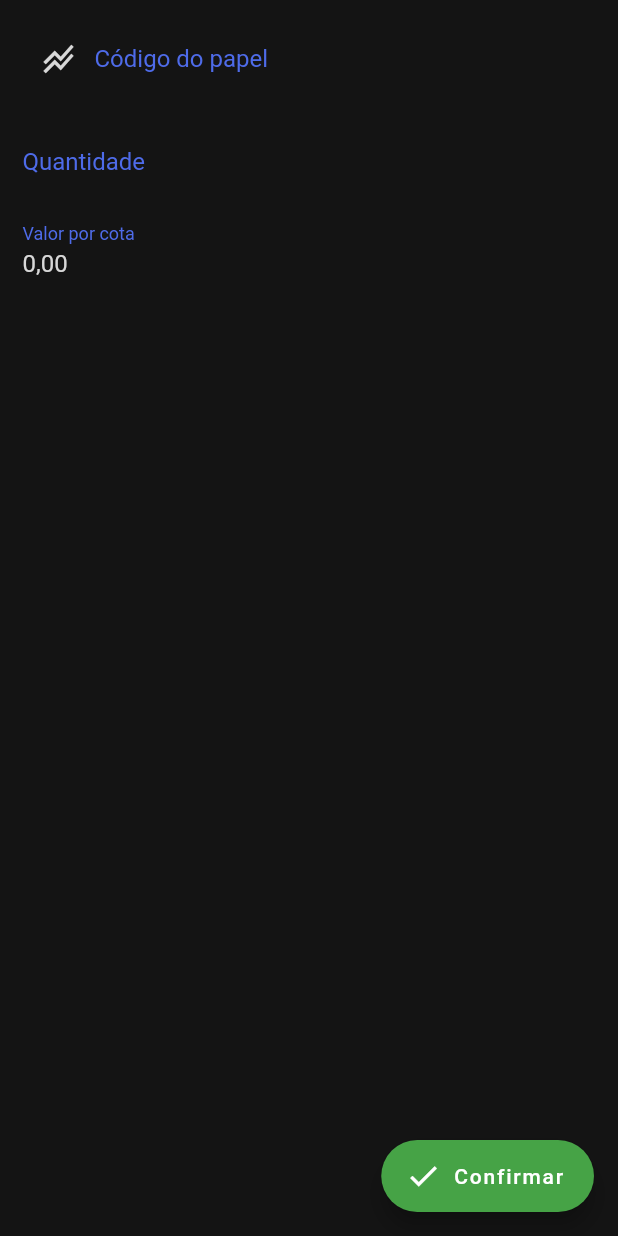
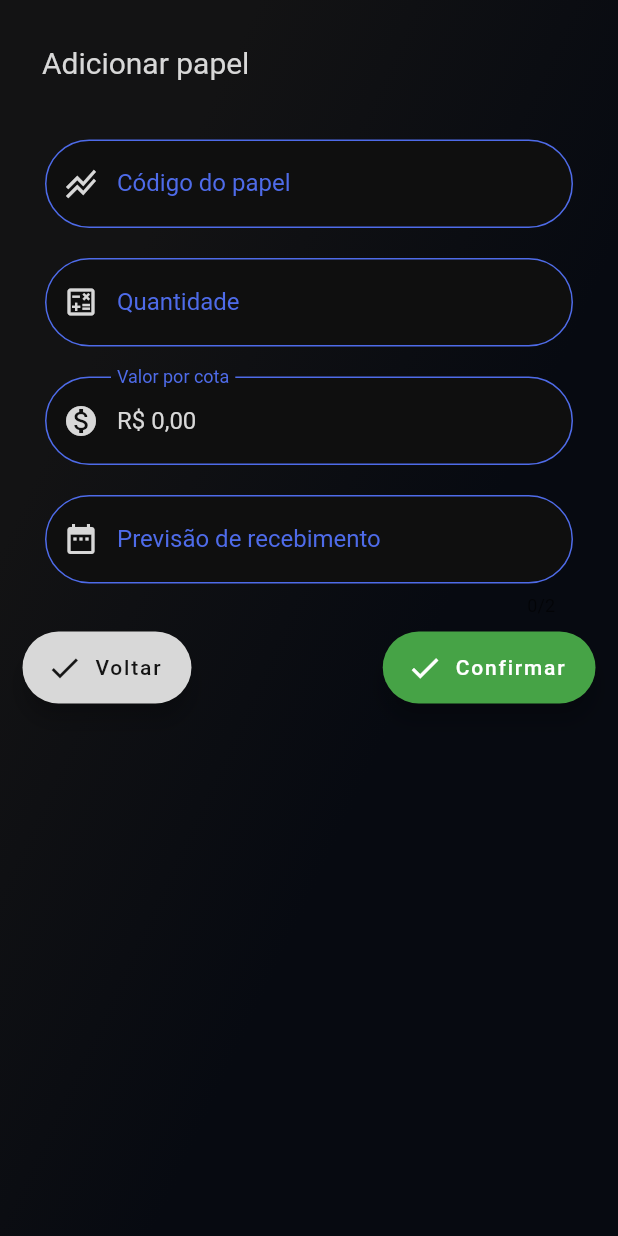
Before and after one commit to VictorMagosso/DividendMine, a Flutter app: the screen it shows after launch, after a tap on "Adicionar", on a phone screen of 412 x 824 dp. Run offline on Flutter 3.47's test engine with Material 2 defaults, Android fonts, the phone set to English and light mode, and no system bars; our stand-ins replace flutter_masked_text, google_fonts, sqflite, state_notifier; missing offline and left inert: flutter_state_notifier; accounts and stored records are empty.

Commit message:
adicao de animacao e metodos ajustados

```diff
--- a/lib/controller/stock_controller.dart
+++ b/lib/controller/stock_controller.dart
@@ -14,8 +14,8 @@ class StockController {
     return true;
   }
 
-  FutureOr<void> deleteStock(int id) async {
-    await db.delete(id);
+  FutureOr<bool> deleteStock(int id) async {
+    return await db.delete(id);
   }
 
   FutureOr<void> updateStock(Stock stock) async {
@@ -41,6 +41,9 @@ class StockController {
       allDividends.add(item.valuePerStock * item.quantity);
     }
 
+    if (allDividends.length == 0) {
+      return 0;
+    }
     return allDividends.reduce((a, b) => a + b);
   }
 }
--- a/lib/core/app_images.dart
+++ b/lib/core/app_images.dart
@@ -1,3 +1,5 @@
 class AppImages {
   static String get logo => "assets/logo.png";
+  static String get noStocks => "assets/revenue.png";
+  static String get noMoney => "assets/money.png";
 }
--- a/lib/core/app_texts.dart
+++ b/lib/core/app_texts.dart
@@ -30,4 +30,7 @@ class AppTextStyles {
 
   static final TextStyle underline = GoogleFonts.roboto(
       color: AppColors.accent, fontSize: 0, fontWeight: FontWeight.w400);
+
+  static final TextStyle inputStock = GoogleFonts.roboto(
+      color: AppColors.accent, fontSize: 16, fontWeight: FontWeight.w400);
 }
--- a/lib/core/app_widgets.dart
+++ b/lib/core/app_widgets.dart
@@ -2,11 +2,19 @@ import 'package:DividendMine/pages/add_stock_page.dart';
 import 'package:DividendMine/pages/home_page.dart';
 import 'package:DividendMine/splash/splash_page.dart';
 import 'package:flutter/material.dart';
+import 'package:flutter_localizations/flutter_localizations.dart';
 
 class AppWidget extends StatelessWidget {
   @override
   Widget build(BuildContext context) {
     return MaterialApp(
+        localizationsDelegates: [
+          GlobalMaterialLocalizations.delegate,
+          GlobalWidgetsLocalizations.delegate
+        ],
+        supportedLocales: [
+          const Locale('pt', 'BR')
+        ],
         title: "DividendMine",
         home: SplashScreen(),
         debugShowCheckedModeBanner: false);
--- a/lib/db/db_helper.dart
+++ b/lib/db/db_helper.dart
@@ -43,13 +43,13 @@ class DatabaseHelper {
     return res;
   }
 
-  FutureOr<String> delete(int id) async {
+  FutureOr<bool> delete(int id) async {
     Database db = await this.database;
     try {
       await db.rawDelete('DELETE FROM $tableName WHERE id = $id');
-      return 'O item ${stockCode.toUpperCase()} foi deletado!';
+      return true;
     } catch (e) {
-      return 'Não foi possível deletar.';
+      return false;
     }
   }
 
--- a/lib/home/widgets/stock_cards/stock_cards.dart
+++ b/lib/home/widgets/stock_cards/stock_cards.dart
@@ -1,11 +1,13 @@
 import 'dart:async';
 import 'dart:math';
+import 'dart:ui';
 
 import 'package:DividendMine/controller/stock_controller.dart';
 import 'package:DividendMine/core/core.dart';
 import 'package:DividendMine/model/stock.dart';
 import 'package:DividendMine/utils/format_handler.dart';
 import 'package:flutter/material.dart';
+import 'package:flutter/scheduler.dart';
 
 class StockCardWidget extends StatefulWidget {
   @override
@@ -19,15 +21,33 @@ List<Color> colors = [
 ];
 
 Icon icon = Icon(Icons.apartment);
+String? _snackBarMessage;
+String _successMessage = 'Papel removido.';
+String _errorMessage =
+    'Algo deu errado ao deletar... Tente novamente mais tarde.';
 
 var moneyFormatter = MoneyFormatter();
 
-class _StockCardWidgetState extends State<StockCardWidget> {
+class _StockCardWidgetState extends State<StockCardWidget>
+    with TickerProviderStateMixin {
   final stockController = StockController();
   List<Stock> allStocks = [];
+  var rotationController;
+  var slideController;
 
   @override
   void initState() {
+    rotationController = AnimationController(
+      duration: const Duration(milliseconds: 3000),
+      vsync: this,
+    );
+    rotationController.repeat();
+
+    slideController = AnimationController(
+      duration: const Duration(milliseconds: 5000),
+      vsync: this,
+    );
+    slideController.repeat();
     super.initState();
     fetchStocks();
   }
@@ -55,9 +75,27 @@ class _StockCardWidgetState extends State<StockCardWidget> {
             ),
           )
         : Center(
-            child: Padding(
-            padding: const EdgeInsets.only(top: 80),
-            child: CircularProgressIndicator(),
+            child: Column(
+            children: [
+              Padding(
+                padding: const EdgeInsets.all(20),
+                // child: AnimatedSwitcher(
+                //   duration: Duration(milliseconds: 500),
+                child: RotationTransition(
+                  turns:
+                      Tween(begin: 0.0, end: 1.0).animate(rotationController),
+                  child: Image.asset(
+                    AppImages.noMoney,
+                    scale: 2,
+                  ),
+                ),
+              ),
+              // ),
+              Text(
+                'Nenhum papel cadastrado',
+                style: TextStyle(color: AppColors.accent, fontSize: 18),
+              ),
+            ],
           ));
   }
 
@@ -220,14 +258,6 @@ class _StockCardWidgetState extends State<StockCardWidget> {
                     FloatingActionButton.extended(
                       onPressed: () {
                         Navigator.pop(context);
-                        var snackBar = SnackBar(
-                            content: Text(
-                                'Algo deu errado ao deletar... Tente novamente mais tarde.'),
-                            action: SnackBarAction(
-                              label: 'OK',
-                              onPressed: () => {},
-                            ));
-                        ScaffoldMessenger.of(context).showSnackBar(snackBar);
                       },
                       icon: Icon(Icons.close, color: AppColors.primaryLight),
                       label: Text(
@@ -240,17 +270,12 @@ class _StockCardWidgetState extends State<StockCardWidget> {
                       onPressed: () {
                         Navigator.pop(context);
                         var duration = Duration(seconds: 6);
-                        var timer = Timer(duration, () {
-                          stockController.deleteStock(id);
+                        String msg = '';
+                        var timer = Timer(duration, () async {
+                          var res = await stockController.deleteStock(id);
+                          res ? msg = _successMessage : msg = _errorMessage;
                         });
-
-                        var snackBar = SnackBar(
-                            content: Text('Papel removido.'),
-                            action: SnackBarAction(
-                              label: 'DESFAZER',
-                              onPressed: () => {timer.cancel()},
-                            ));
-                        ScaffoldMessenger.of(context).showSnackBar(snackBar);
+                        createSnackBar(context, msg, 'DESFAZER', timer);
                       },
                       label: Text('Deletar'),
                       backgroundColor: AppColors.secondary,
@@ -262,4 +287,15 @@ class _StockCardWidgetState extends State<StockCardWidget> {
           );
         });
   }
+
+  void createSnackBar(
+      BuildContext context, String message, String label, Timer? timer) {
+    var snackBar = SnackBar(
+        content: Text(_successMessage),
+        action: SnackBarAction(
+          label: 'DESFAZER',
+          onPressed: () => {timer?.cancel()},
+        ));
+    ScaffoldMessenger.of(context).showSnackBar(snackBar);
+  }
 }
--- a/lib/pages/add_stock_page.dart
+++ b/lib/pages/add_stock_page.dart
@@ -9,39 +9,49 @@ class AddStockPage extends StatelessWidget {
   final stockController = StockController();
   var codeController = TextEditingController();
   var qttController = TextEditingController();
+  var dateToReceive = TextEditingController();
   var valPerStockController =
       MoneyMaskedTextController(decimalSeparator: ',', thousandSeparator: '.');
 
   @override
   Widget build(BuildContext context) {
     return Scaffold(
-      backgroundColor: AppColors.primaryLight,
       body: Container(
-        width: double.maxFinite,
-        height: 295,
+        decoration: BoxDecoration(gradient: AppGradients.addStockBg),
+        padding: EdgeInsets.only(right: 15, left: 15, top: 30),
         child: ListView(
           children: [
             Padding(
+              padding: const EdgeInsets.only(left: 8.0, bottom: 30),
+              child: Text(
+                ' Adicionar papel',
+                style: AppTextStyles.title,
+              ),
+            ),
+            Padding(
               padding: const EdgeInsets.symmetric(horizontal: 15, vertical: 10),
               child: TextField(
-                style: TextStyle(
-                  color: AppColors.accent,
-                ),
+                style: AppTextStyles.inputStock,
                 controller: codeController,
                 textCapitalization: TextCapitalization.characters,
                 maxLength: 6,
                 maxLengthEnforcement: MaxLengthEnforcement.enforced,
                 decoration: InputDecoration(
+                    filled: true,
                     counterText: '',
                     prefixIcon: Icon(
                       Icons.stacked_line_chart,
                       color: AppColors.accent,
                     ),
                     prefixStyle: AppTextStyles.cardText,
-                    enabledBorder: UnderlineInputBorder(
-                        borderSide: BorderSide(color: AppColors.invisible)),
-                    border: OutlineInputBorder(),
-                    fillColor: AppColors.accent,
+                    enabledBorder: OutlineInputBorder(
+                        borderRadius: BorderRadius.circular(30),
+                        borderSide:
+                            BorderSide(width: 1, color: AppColors.secondary)),
+                    border: OutlineInputBorder(
+                      borderRadius: BorderRadius.circular(30),
+                    ),
+                    fillColor: AppColors.primary,
                     errorStyle: TextStyle(color: AppColors.negative),
                     labelText: 'Código do papel',
                     labelStyle: TextStyle(color: AppColors.secondary),
@@ -50,18 +60,25 @@ class AddStockPage extends StatelessWidget {
               ),
             ),
             Padding(
-              padding: const EdgeInsets.symmetric(horizontal: 15),
+              padding: const EdgeInsets.symmetric(horizontal: 15, vertical: 10),
               child: TextField(
                 controller: qttController,
                 keyboardType: TextInputType.number,
-                style: TextStyle(
+                style: AppTextStyles.inputStock,
+                decoration: InputDecoration(
+                  prefixIcon: Icon(
+                    Icons.calculate_outlined,
                     color: AppColors.accent,
                   ),
-                decoration: InputDecoration(
-                  enabledBorder: UnderlineInputBorder(
-                      borderSide: BorderSide(color: AppColors.invisible)),
-                  fillColor: AppColors.accent,
-                  border: OutlineInputBorder(),
+                  filled: true,
+                  enabledBorder: OutlineInputBorder(
+                      borderRadius: BorderRadius.circular(30),
+                      borderSide:
+                          BorderSide(width: 1, color: AppColors.secondary)),
+                  border: OutlineInputBorder(
+                    borderRadius: BorderRadius.circular(30),
+                  ),
+                  fillColor: AppColors.primary,
                   labelStyle: TextStyle(color: AppColors.secondary),
                   errorStyle: TextStyle(color: AppColors.negative),
                   labelText: 'Quantidade',
@@ -69,28 +86,83 @@ class AddStockPage extends StatelessWidget {
               ),
             ),
             Padding(
-              padding: const EdgeInsets.symmetric(horizontal: 15),
+              padding: const EdgeInsets.symmetric(horizontal: 15, vertical: 10),
               child: TextField(
                 controller: valPerStockController,
                 keyboardType: TextInputType.number,
-                style: TextStyle(
+                style: AppTextStyles.inputStock,
+                decoration: InputDecoration(
+                  prefixIcon: Icon(
+                    Icons.monetization_on,
                     color: AppColors.accent,
                   ),
-                decoration: InputDecoration(
-                  enabledBorder: UnderlineInputBorder(
-                      borderSide: BorderSide(color: AppColors.invisible)),
-                  fillColor: AppColors.accent,
-                  border: OutlineInputBorder(),
+                  prefix: Text(
+                    'R\$ ',
+                    style: TextStyle(color: AppColors.accent),
+                  ),
+                  filled: true,
+                  enabledBorder: OutlineInputBorder(
+                      borderRadius: BorderRadius.circular(30),
+                      borderSide:
+                          BorderSide(width: 1, color: AppColors.secondary)),
+                  border: OutlineInputBorder(
+                    borderRadius: BorderRadius.circular(30),
+                  ),
+                  fillColor: AppColors.primary,
                   labelStyle: TextStyle(color: AppColors.secondary),
                   errorStyle: TextStyle(color: AppColors.negative),
                   labelText: 'Valor por cota',
                 ),
               ),
             ),
-          ],
+            Padding(
+              padding: const EdgeInsets.symmetric(horizontal: 15, vertical: 10),
+              child: TextField(
+                keyboardType: TextInputType.number,
+                maxLength: 2,
+                maxLengthEnforcement: MaxLengthEnforcement.enforced,
+                controller: dateToReceive,
+                style: AppTextStyles.inputStock,
+                decoration: InputDecoration(
+                  prefix: Text(
+                    'Todo dia ',
+                    style: TextStyle(color: AppColors.accent),
+                  ),
+                  prefixIcon: Icon(
+                    Icons.date_range,
+                    color: AppColors.accent,
+                  ),
+                  filled: true,
+                  enabledBorder: OutlineInputBorder(
+                      borderRadius: BorderRadius.circular(30),
+                      borderSide:
+                          BorderSide(width: 1, color: AppColors.secondary)),
+                  border: OutlineInputBorder(
+                    borderRadius: BorderRadius.circular(30),
+                  ),
+                  fillColor: AppColors.primary,
+                  labelStyle: TextStyle(color: AppColors.secondary),
+                  errorStyle: TextStyle(color: AppColors.negative),
+                  labelText: 'Previsão de recebimento',
                 ),
               ),
-      floatingActionButton: FloatingActionButton.extended(
+            ),
+            Row(mainAxisAlignment: MainAxisAlignment.spaceBetween, children: [
+              FloatingActionButton.extended(
+                onPressed: () {
+                  Navigator.pop(context);
+                },
+                label: Text(
+                  'Voltar',
+                  style: TextStyle(color: AppColors.primaryLight),
+                ),
+                icon: Icon(
+                  Icons.check,
+                  color: AppColors.primaryLight,
+                ),
+                backgroundColor: AppColors.accent,
+              ),
+              FloatingActionButton.extended(
                 onPressed: () {
                   saveOrUpdateStock(context);
                 },
@@ -98,34 +170,21 @@ class AddStockPage extends StatelessWidget {
                 icon: Icon(Icons.check),
                 backgroundColor: AppColors.positive,
               ),
+            ]),
+          ],
+        ),
+      ),
     );
   }
 
   Future<void> saveOrUpdateStock(BuildContext context) async {
-    print('clicou');
     Stock stock = Stock(
         int.parse(qttController.text),
         double.parse(valPerStockController.text.replaceAll(',', '.')),
         codeController.text.toUpperCase());
     var res = await stockController.persistStock(stock);
 
-    if (!res) {
-      var snackBar = SnackBar(
-          content: Text('Algo deu errado ao salvar...'),
-          action: SnackBarAction(
-            label: 'OK',
-            onPressed: () => {},
-          ));
-      ScaffoldMessenger.of(context).showSnackBar(snackBar);
-    } else {
-      var snackBar = SnackBar(
-          content: Text('${stock.stockCode} adicionado!'),
-          action: SnackBarAction(
-            label: 'OK',
-            onPressed: () => {},
-          ));
-      ScaffoldMessenger.of(context).showSnackBar(snackBar);
-      Navigator.pop(context);
+    // ignore: unnecessary_statements
+    res ? Navigator.pop(context) : '';
   }
 }
-}
--- a/pubspec.yaml
+++ b/pubspec.yaml
@@ -15,12 +15,16 @@ dependencies:
   path_provider: ^2.0.1
   flutter_state_notifier: ^0.7.0
   flutter_masked_text: ^0.7.0
-  intl: "^0.16.1"
+  intl: "^0.17.0"
 dev_dependencies:
   flutter_test:
     sdk: flutter
 
+  flutter_localizations:
+   sdk: flutter
+
 flutter:
   assets:
     - assets/
+    - assets/revenue.svg
   uses-material-design: true
```
Also changed, not shown: lib/core/app_gradients.dart (+2 -10 lines), assets/money.png (added), assets/revenue.png (added), assets/revenue.svg (added), pubspec.lock. Lines whose indentation alone changed are shown as unchanged.
